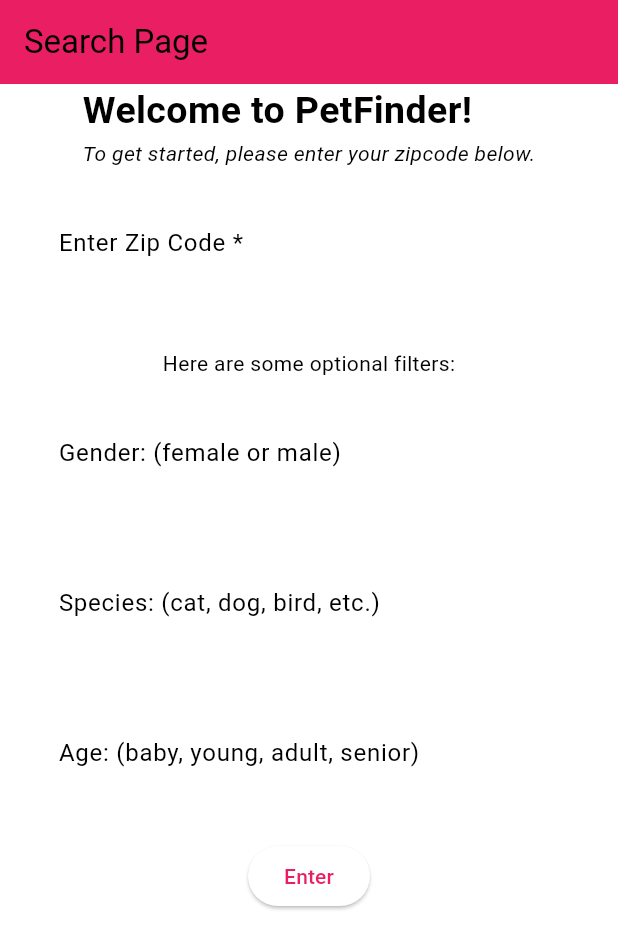
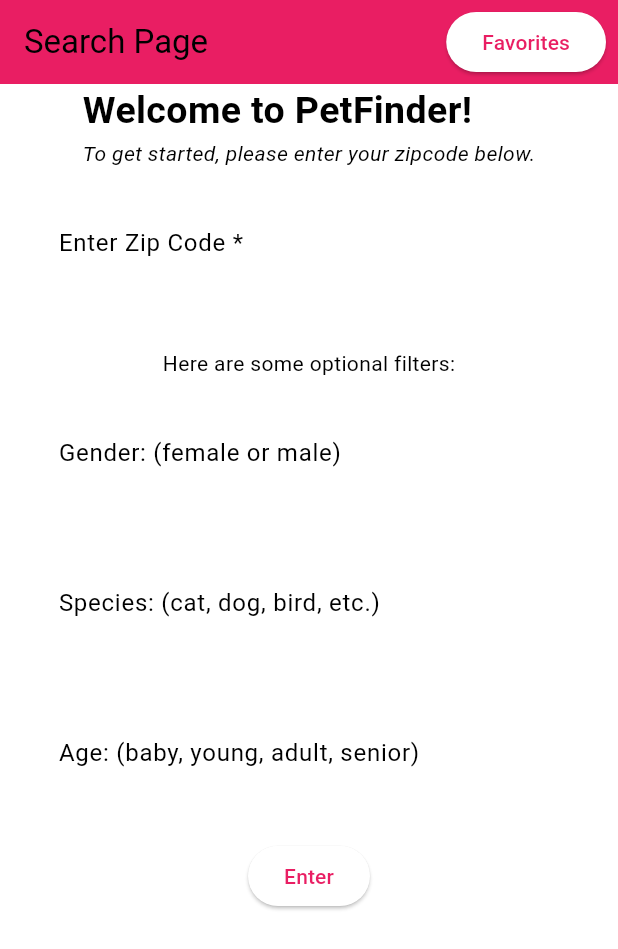
Before and after one commit to bsu-cs222/final_project_petfinder, a Flutter app: the screen it shows after launch, on a phone screen of 412 x 824 dp. Shown: the top 949 px of the screen. Run offline on Flutter 3.47's test engine with Material 3 defaults, Android fonts, the light colour scheme and no system bars; our stand-ins replace flutter_dotenv.

Commit message:
Added Button
Added a Button to later navigate to the favorites page.

```diff
--- a/lib/main.dart
+++ b/lib/main.dart
@@ -52,8 +52,21 @@
     );
     return Scaffold(
       appBar: AppBar(
-          backgroundColor: Theme.of(context).colorScheme.primaryContainer,
-          title: const Text('Search Page')),
+        backgroundColor: Theme.of(context).colorScheme.primaryContainer,
+        title: const Text('Search Page'),
+        actions: <Widget>[
+          SizedBox(
+            child: Padding(
+              padding: const EdgeInsets.all(8.0),
+              child: ElevatedButton(
+                onPressed: () {
+                  },
+                child: const Text('Favorites'),
+              ),
+            ),
+          ),
+        ],
+      ),
       body: Column(
         children: [
           const SizedBox(
```
